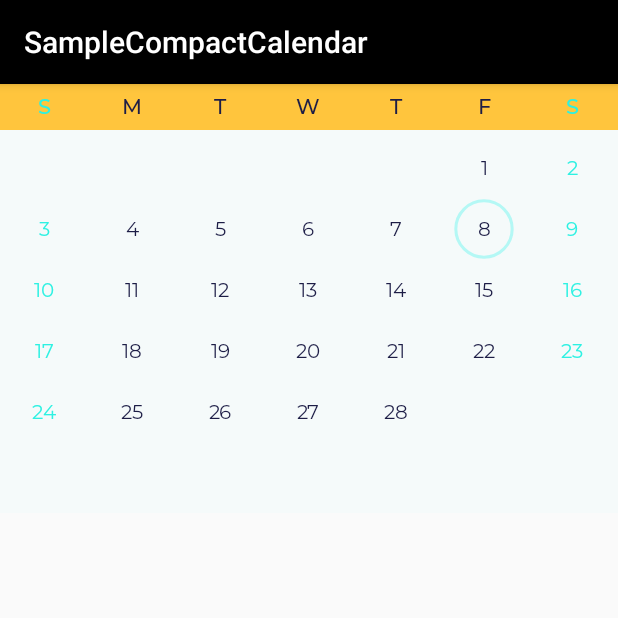
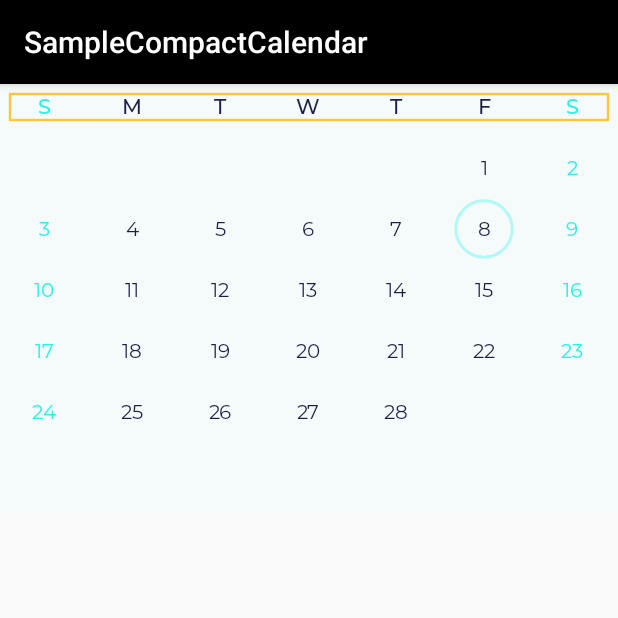
Before and after one commit to mssaravanan/CustomCompactCalendar, an Android app: the screen it shows after launch (MainActivity), on a phone screen of 412 x 824 dp, the top half of it. Run offline under Robolectric (Android 15) with nearby library versions, the phone set to English and light mode, and no system bars; our stand-ins replace sdp/ssp sizes.

Commit message:
Week Name Background Stroke

```diff
--- a/CompactCalendarLibrary/src/main/java/com/sgv/calendar/CompactCalendarController.java
+++ b/CompactCalendarLibrary/src/main/java/com/sgv/calendar/CompactCalendarController.java
@@ -896,11 +896,13 @@ class CompactCalendarController {
         weekBgPaint.setColor(weekNamesBackgroundColor);
         if (weekNamesBackgroundStyle == 1) {
             weekBgPaint.setStyle(Paint.Style.FILL);
+            canvas.drawRect(0, 0, width, getHeightPerDay()-paddingHeight/2, weekBgPaint);
         }else {
             weekBgPaint.setStrokeWidth(2.4f);
             weekBgPaint.setStyle(Paint.Style.STROKE);
+            canvas.drawRect(10, 10, width-10, (getHeightPerDay()-paddingHeight/2)-10, weekBgPaint);
         }
-        canvas.drawRect(0, 0, width, getHeightPerDay()-paddingHeight/2, weekBgPaint);
+
         //canvas.drawRect(, 3, width - 15, getHeightPerDay() - 25, weekBgPaint);
 
     }
--- a/app/src/main/res/layout/activity_main.xml
+++ b/app/src/main/res/layout/activity_main.xml
@@ -31,7 +31,7 @@
             app:compactCalendarMonthTextSize="@dimen/_12sdp"
             app:compactCalendarWeekTextSize="@dimen/_11sdp"
             app:compactCalendarApplyWeekEndColor="true"
-            app:compactCalendarWeekBackgroundStyle="fill"
+            app:compactCalendarWeekBackgroundStyle="stroke"
             app:compactCalendarDisplayMonthName="false"
             app:compactCalendarWeekDaysTextColor="@color/app_text_light_black_color"
             app:compactCalendarWeekEndDaysTextColor="@color/app_blue_color"
```
